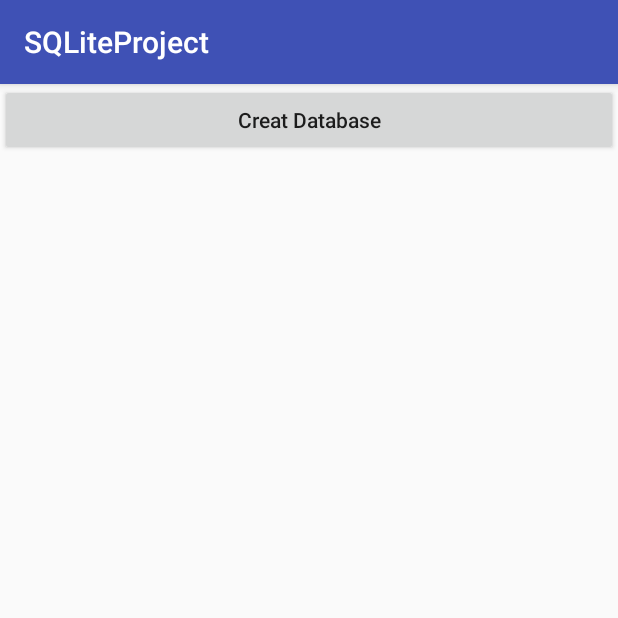
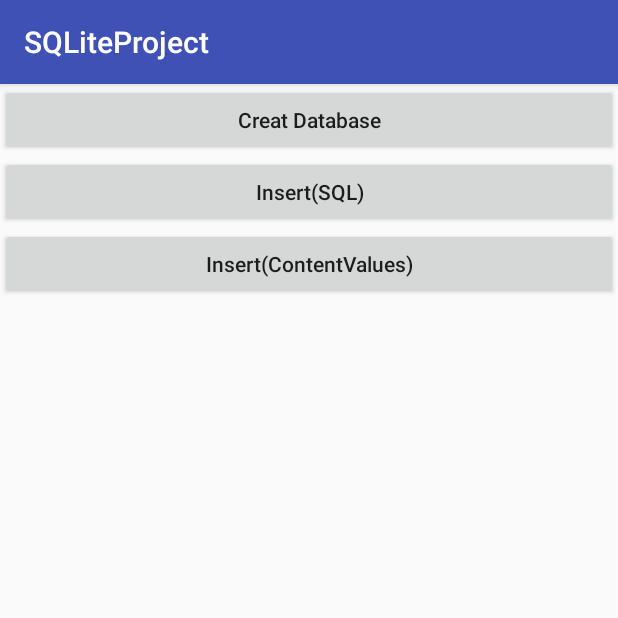
Before and after one commit to koffans/SQLiteProject, an Android app: the screen it shows after launch (MainActivity), after a tap on "Creat Database", on a phone screen of 412 x 824 dp, the top half of it. Run offline under Robolectric (Android 15) with nearby library versions, the phone set to English and light mode, and no system bars.

Commit message:
Testing Insert Statement

```diff
--- a/app/src/main/java/com/example/kof/sqliteproject/MainActivity.java
+++ b/app/src/main/java/com/example/kof/sqliteproject/MainActivity.java
@@ -1,27 +1,56 @@
 package com.example.kof.sqliteproject;
 
+import android.content.ContentValues;
+import android.database.sqlite.SQLiteDatabase;
+import android.renderscript.Sampler;
 import android.support.v7.app.AppCompatActivity;
 import android.os.Bundle;
 import android.view.View;
 import android.widget.Button;
+import android.widget.Toast;
 
-public class MainActivity extends AppCompatActivity {
+public class MainActivity extends AppCompatActivity implements View.OnClickListener {
     private MyDatabaseHelper DBHelper;
+    private SQLiteDatabase db;
 
     @Override
     protected void onCreate(Bundle savedInstanceState) {
         super.onCreate(savedInstanceState);
         setContentView(R.layout.activity_main);
         DBHelper = new MyDatabaseHelper(this,"BookStore.db",null,1);
+        db = DBHelper.getWritableDatabase();
         Button CreatDatabase = (Button) findViewById(R.id.CreatDatabase);
-        CreatDatabase.setOnClickListener(
-                new View.OnClickListener()
-                {
-                    @Override
-                    public void onClick(View v) {
-                        DBHelper.getWritableDatabase();
-                    }
-                }
-        );
+        CreatDatabase.setOnClickListener(this);
+        Button InsertUsingSQL = (Button) findViewById(R.id.Insert_SQL);
+        InsertUsingSQL.setOnClickListener(this);
+        Button InsertUsingContentValues = (Button) findViewById(R.id.Insert_ContentValues);
+        InsertUsingContentValues.setOnClickListener(this);
+    }
+
+    @Override
+    public void onClick(View v) {
+        switch (v.getId()) {
+            case R.id.CreatDatabase:
+                DBHelper.getWritableDatabase();
+                break;
+            case R.id.Insert_SQL:
+                db.execSQL("insert into Book(author,price,pages,name) values('Dan Brown',14.25,452,'The Lost Symbol')");
+
+                Toast.makeText(this, "Insert Data Using SQL Statement", Toast.LENGTH_SHORT).show();
+                break;
+            case R.id.Insert_ContentValues:
+                ContentValues Values = new ContentValues();
+                Values.put("author","Dan Brown");
+                Values.put("price",14.32);
+                Values.put("pages",456);
+                Values.put("name","The Da Vinci Code");
+                db.insert("Book",null, Values);
+                Values.clear();
+                Toast.makeText(this, "Insert Data Using ContentValues", Toast.LENGTH_SHORT).show();
+                break;
+            default:
+                break;
+
+        }
     }
 }
--- a/app/src/main/res/layout/activity_main.xml
+++ b/app/src/main/res/layout/activity_main.xml
@@ -11,4 +11,20 @@
         android:text="Creat Database"
         android:textAllCaps="false"
         />
+
+    <Button
+        android:layout_width="match_parent"
+        android:layout_height="wrap_content"
+        android:id="@+id/Insert_SQL"
+        android:text="Insert(SQL)"
+        android:textAllCaps="false"
+        />
+
+    <Button
+        android:layout_width="match_parent"
+        android:layout_height="wrap_content"
+        android:id="@+id/Insert_ContentValues"
+        android:text="Insert(ContentValues)"
+        android:textAllCaps="false"
+        />
 </LinearLayout>
```
